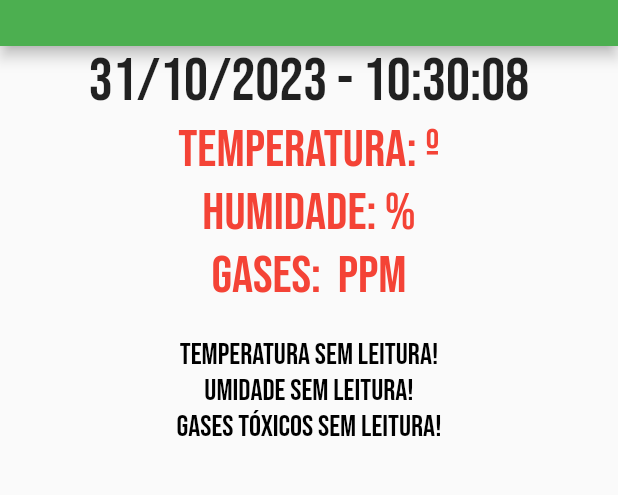
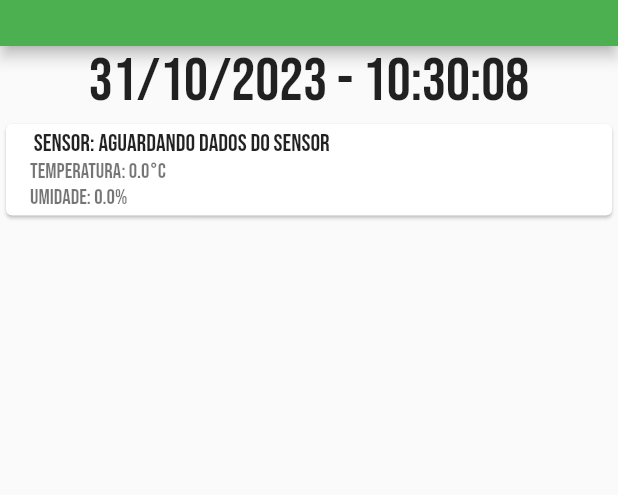
Before and after one commit to IsaiasBrazil/avicultor, a Flutter app: the screen it shows after launch, in the side drawer, after a tap on "Página inicial", on a phone screen of 412 x 824 dp, the part 104-599 px from its top. Run offline on Flutter 3.47's test engine with Material 2 defaults, Android fonts, the phone set to English and light mode, and no system bars; our stand-ins replace sqflite; missing offline and left inert: mqtt_client; accounts and stored records are empty.

Commit message:
atualização de leituras dos sensores

```diff
--- a/lib/home.dart
+++ b/lib/home.dart
@@ -1,3 +1,5 @@
+import 'dart:convert';
+
 
 import 'package:flutter/material.dart';
 import 'package:tcc/widget_drawer.dart';
@@ -15,6 +17,7 @@ class Home extends StatefulWidget {
 
 class _HomeState extends State<Home> {
   MqttHandler mqttHandler = MqttHandler();
+  dynamic dados;
 
   // Variáveis de controle
   String temperatura = '0';
@@ -38,6 +41,9 @@ class _HomeState extends State<Home> {
   String horarioAtual = '';
   String dataAtual = '';
 
+  //Variável para controlar o tempo
+  String tempo = "";
+
   Random random = Random();
   late Timer timer;
 
@@ -55,14 +61,18 @@ class _HomeState extends State<Home> {
   }
 
   void gerarDadosSensores() {
+    try {
+      jsonDecode(dados);
+      tempo = horarioAtual.toString();
+    }
+    catch(e){
+    }
     setState(() {
       DateTime instanteAtual = DateTime.now();
       horarioAtual = DateFormat('HH:mm:ss').format(instanteAtual);
       dataAtual = DateFormat('dd/MM/yyyy').format(instanteAtual);
-      temperaturaSensor = mqttHandler.temperatura.value;
-      humidadeSensor = mqttHandler.humidade.value;
-      gasesSensor = mqttHandler.gases.value;
-
+      dados = mqttHandler.dados.value;
+      tempo = mqttHandler.tempo.value;
       // Mostrar mensagem de acordo com a temperatura atual
       if(temperaturaSensor.isNotEmpty){
         print(temperaturaSensor);
@@ -144,6 +154,38 @@ class _HomeState extends State<Home> {
     );
   }
 
+  Widget listaDadosSensores(dynamic dados){
+    // Os dados dos sensores
+    // dynamic dados=mqttHandler.temperatura.value;
+    Map<String, dynamic> sensorData;
+    try {
+      sensorData= jsonDecode(dados);
+      print("decode ok");
+      // Você pode agora trabalhar com o objeto jsonData normalmente.
+    } catch (e) {
+      dados ="{\"Aguardando dados do sensor\":{\"temperature\":0.00,\"humidity\":0.00}}";
+      sensorData = jsonDecode(dados);
+      print("falhou decode");
+    }
+    return ListView(
+      children: sensorData.entries.map((entry) {
+        String sensorName = entry.key;
+        return  Card(
+          child: ListTile(
+            title: Text('$tempo Sensor: $sensorName'),
+            subtitle: Column(
+              crossAxisAlignment: CrossAxisAlignment.start,
+              children: <Widget>[
+                Text('Temperatura: ${sensorData[sensorName]['temperature']}°C'),
+                Text('Umidade: ${sensorData[sensorName]['humidity']}%'),
+              ],
+            ),
+          ),
+        );
+      }).toList(),
+    );
+  }
+
   Widget corpo() {
     return Row(
       children: <Widget>[
@@ -152,25 +194,24 @@ class _HomeState extends State<Home> {
             children: [
               Text('$dataAtual - $horarioAtual',
                   style: const TextStyle(fontSize: 40)),
-              _receber(),
-              Container(height: 20,),
-
-              Text(avisoTemperatura,
-                  style: TextStyle(
-                      fontFamily: 'BebasNeue',
-                      fontSize: 20,
-                      color: corAvisoTemperatura)),
-              Text(avisoUmidade,
-                  style: TextStyle(
-                      fontFamily: 'BebasNeue',
-                      fontSize: 20,
-                      color: corAvisoUmidade)),
-              Text(
-                  avisoPresencaGasToxico,style: TextStyle(
-                  fontFamily: 'BebasNeue',
-                  fontSize: 20,
-                  color: corGasesToxicos)),
-
+              Container(height: 200,
+                  child: listaDadosSensores(dados)),
+              //     Text(avisoTemperatura,
+              //         style: TextStyle(
+              //             fontFamily: 'BebasNeue',
+              //             fontSize: 20,
+              //             color: corAvisoTemperatura)),
+              //     Text(avisoUmidade,
+              //         style: TextStyle(
+              //             fontFamily: 'BebasNeue',
+              //             fontSize: 20,
+              //             color: corAvisoUmidade)),
+              //     Text(
+              //         avisoPresencaGasToxico,style: TextStyle(
+              //         fontFamily: 'BebasNeue',
+              //         fontSize: 20,
+              //         color: corGasesToxicos)),
+              //
             ],
           ),
         )
--- a/lib/mqtt/mqtthandler.dart
+++ b/lib/mqtt/mqtthandler.dart
@@ -4,9 +4,9 @@ import 'package:mqtt_client/mqtt_server_client.dart';
 import 'package:uuid/uuid.dart';
 
 class MqttHandler with ChangeNotifier {
-  final ValueNotifier<String> temperatura = ValueNotifier<String>("");
-  final ValueNotifier<String> humidade = ValueNotifier<String>("");
-  final ValueNotifier<String> gases = ValueNotifier<String>("");
+  final ValueNotifier<String> dados = ValueNotifier<String>("");
+  final ValueNotifier<String> tempo = ValueNotifier<String>("");
+  // final ValueNotifier<String> gases = ValueNotifier<String>("");
   late MqttServerClient client;
   final String deviceId = "${const Uuid().v4()} Avicontrol";
 
@@ -27,7 +27,7 @@ class MqttHandler with ChangeNotifier {
     client.setProtocolV311();
 
     final connMessage = MqttConnectMessage()
-        .withWillTopic('av1c0ontr0lz2er0')
+        .withWillTopic('av1c0ntr0lz2er0')
         .withWillMessage('Will message')
         .startClean()
         .withWillQos(MqttQos.atLeastOnce);
@@ -50,43 +50,39 @@ class MqttHandler with ChangeNotifier {
       client.disconnect();
       return -1;
     }
-   receiveMessage("av1c0ntr0lz2er0");
-    receiveMessage("av1c0ntr0lz2er0/humidade");
-    receiveMessage("av1c0ntr0lz2er0/gases");
+    receiveMessage("av1c0ntr0lz2er0");
+    receiveMessage("av1c0ntr0lz2er0/time");
+    // receiveMessage("av1c0ntr0lz2er0/gases");
     return client;
   }
 
   void receiveMessage(topic){
-    print('MQTT_LOGS::Subscribing to the topic');
-
+    //print('MQTT_LOGS::Subscribing to the topic');
     client.subscribe(topic, MqttQos.atMostOnce);
-
     client.updates!.listen((List<MqttReceivedMessage<MqttMessage?>>? c) {
       final recMess = c![0].payload as MqttPublishMessage;
       final pt =
       MqttPublishPayload.bytesToStringAsString(recMess.payload.message);
       if(c[0].topic=="av1c0ntr0lz2er0"){
-      temperatura.value = pt;
-      notifyListeners();
-      }
-      else if(c[0].topic=="av1c0ntr0lz2er0/humidade"){
-        humidade.value = pt;
+        dados.value = pt;
         notifyListeners();
       }
-      else if(c[0].topic=="av1c0ntr0lz2er0/gases"){
-        gases.value = pt;
-        notifyListeners();
+      else if(c[0].topic=="av1c0ntr0lz2er0/time") {
+        tempo.value = pt;
       }
-      //notifyListeners();
-      print(
-          'MQTT_LOGS:: New data arrived: topic is <${c[0].topic}>, payload is $pt');
-      print('');
+      //   notifyListeners();
+      // }
+      // else if(c[0].topic=="av1c0ntr0lz2er0/gases"){
+      //   gases.value = pt;
+      //   notifyListeners();
+      // }
+      notifyListeners();
     });
 
   }
 
   void onConnected() {
-    print('MQTT_LOGS:: Connected');
+    // print('MQTT_LOGS:: Connected');
   }
 
   void onDisconnected() {
@@ -94,19 +90,19 @@ class MqttHandler with ChangeNotifier {
   }
 
   void onSubscribed(String topic) {
-    print('MQTT_LOGS:: Subscribed topic: $topic');
+    // print('MQTT_LOGS:: Subscribed topic: $topic');
   }
 
   void onSubscribeFail(String topic) {
-    print('MQTT_LOGS:: Failed to subscribe $topic');
+    // print('MQTT_LOGS:: Failed to subscribe $topic');
   }
 
   void onUnsubscribed(String? topic) {
-    print('MQTT_LOGS:: Unsubscribed topic: $topic');
+    //print('MQTT_LOGS:: Unsubscribed topic: $topic');
   }
 
   void pong() {
-    print('MQTT_LOGS:: Ping response client callback invoked');
+    //print('MQTT_LOGS:: Ping response client callback invoked');
   }
 
   void publishMessage(String message,pubTopic) {
```
Also changed, not shown: pubspec.lock.
